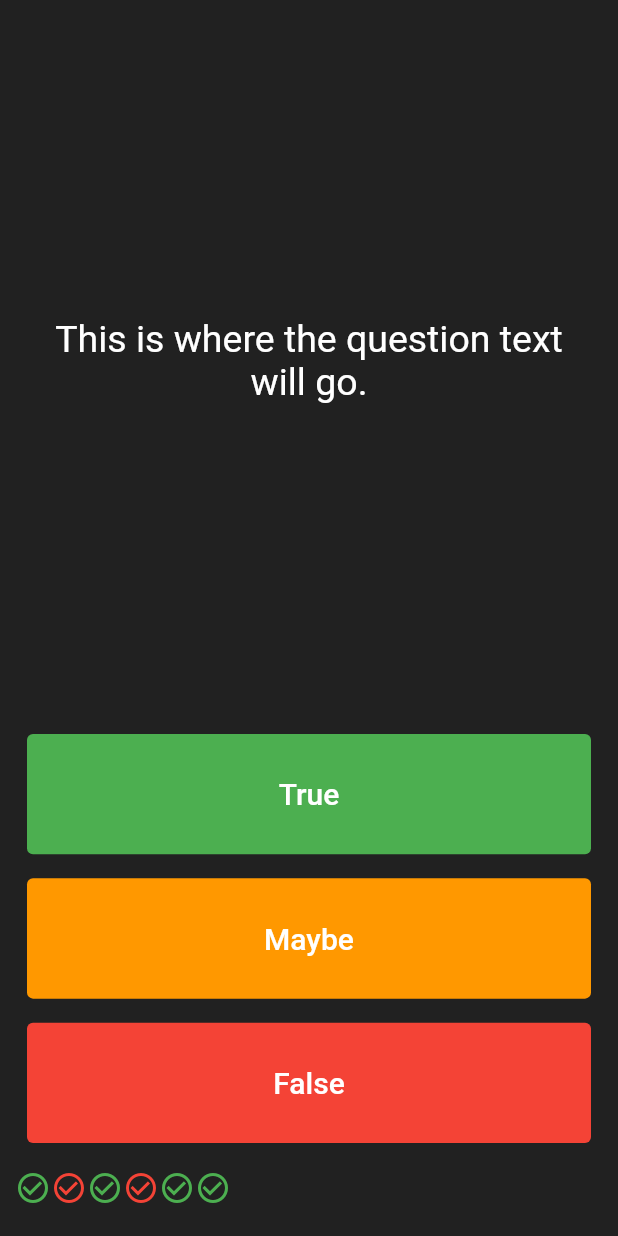
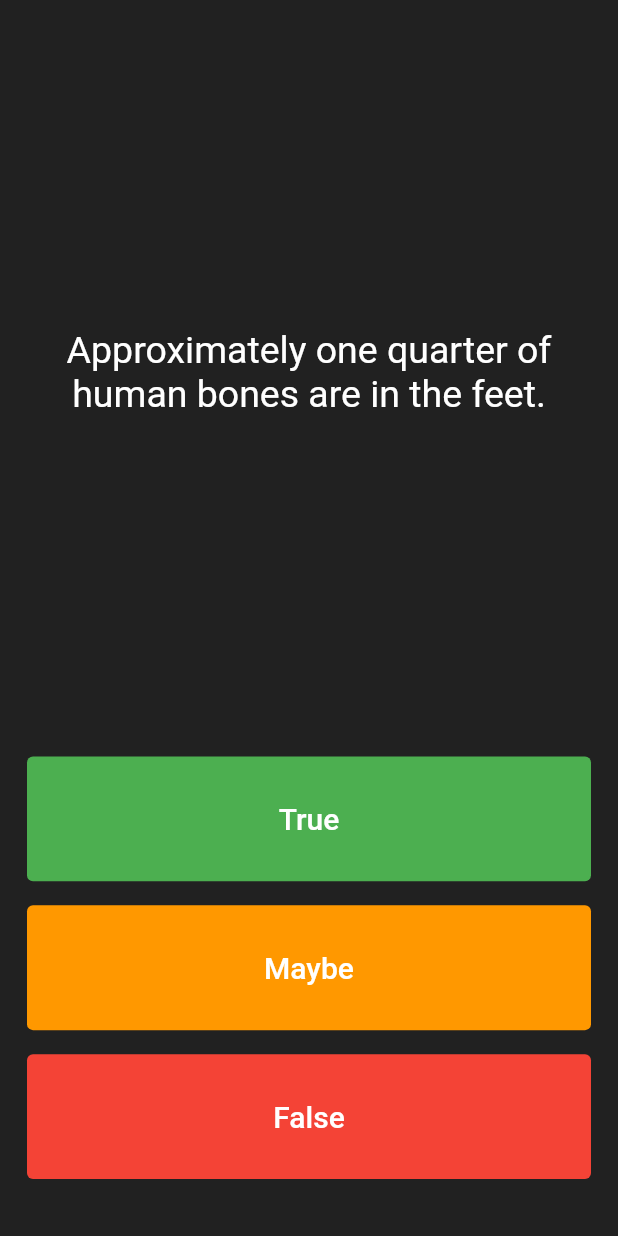
Before and after one commit to nixx49/quiz_app, a Flutter app: the screen it shows after launch, after a tap on "True", on a phone screen of 412 x 824 dp. Run offline on Flutter 3.47's test engine with Material 2 defaults, Android fonts, the phone set to English and light mode, and no system bars.

Commit message:
Display the Question Using Array as List
In this step, I use rich text widget to call the array indexes.

```diff
--- a/lib/main.dart
+++ b/lib/main.dart
@@ -30,27 +30,19 @@ class QuizPage extends StatefulWidget {
 
 class _QuizPageState extends State<QuizPage> {
   List<Icon> scoreKeeper = [
-    const Icon(
-      Icons.check_circle_outline,
-      color: Colors.green,
-    ),
-    const Icon(
-      Icons.check_circle_outline,
-      color: Colors.red,
-    ),
-    const Icon(
-      Icons.check_circle_outline,
-      color: Colors.green,
-    ),
-    const Icon(
-      Icons.check_circle_outline,
-      color: Colors.red,
-    ),
-    const Icon(
-      Icons.check_circle_outline,
-      color: Colors.green,
-    ),
+    // const Icon(
+    //   Icons.check_circle_outline,
+    //   color: Colors.green,
+    // ),
   ];
+
+  List<String> questions = [
+    'You can lead a cow down stairs but not up stairs.',
+    'Approximately one quarter of human bones are in the feet.',
+    'A slug\'s blood is green.',
+  ];
+
+  int questionNumber = 0;
 
   @override
   Widget build(BuildContext context) {
@@ -58,20 +50,36 @@ class _QuizPageState extends State<QuizPage> {
       mainAxisAlignment: MainAxisAlignment.spaceBetween,
       crossAxisAlignment: CrossAxisAlignment.stretch,
       children: <Widget>[
-        const Expanded(
+        // questionDisplay(),
+        Expanded(
           flex: 5,
           child: Padding(
-            padding: EdgeInsets.all(10.0),
+            padding: const EdgeInsets.all(10.0),
             child: Center(
-              child: Text(
-                'This is where the question text will go.',
-                textAlign: TextAlign.center,
-                style: TextStyle(
-                  fontSize: 25.0,
-                  color: Colors.white,
-                ),
-              ),
+              child: Text.rich(
+                  textAlign: TextAlign.center,
+                  TextSpan(
+                    children: <TextSpan>[
+                      TextSpan(
+                        text: questions[questionNumber],
+                        style: const TextStyle(
+                          fontSize: 25,
+                          color: Colors.white,
+                        ),
+                      ),
+                    ],
+                  )),
             ),
+            // questions[questionNumber],
+            // child: Text(
+            //   'This is where the question text will go.',
+            //   textAlign: TextAlign.center,
+            //   style: TextStyle(
+            //     fontSize: 25.0,
+            //     color: Colors.white,
+            //   ),
+            // ),
+            // ),
           ),
         ),
 
@@ -84,10 +92,11 @@ class _QuizPageState extends State<QuizPage> {
               onPressed: () {
                 //The user picked true.
                 setState(() {
-                  scoreKeeper.add(const Icon(
-                    Icons.check_circle_outline,
-                    color: Colors.green,
-                  ));
+                  // scoreKeeper.add(const Icon(
+                  //   Icons.check_circle_outline,
+                  //   color: Colors.green,
+                  // ));
+                  questionNumber++;
                 });
               },
               child: const Text(
@@ -108,7 +117,10 @@ class _QuizPageState extends State<QuizPage> {
               style: ButtonStyle(
                   backgroundColor: MaterialStateProperty.all(Colors.orange)),
               onPressed: () {
-                //The user picked false.
+                setState(() {
+                  questionNumber++;
+                });
+                //The user picked maybe.
               },
               child: const Text(
                 'Maybe',
@@ -128,6 +140,9 @@ class _QuizPageState extends State<QuizPage> {
               style: ButtonStyle(
                   backgroundColor: MaterialStateProperty.all(Colors.red)),
               onPressed: () {
+                setState(() {
+                  questionNumber++;
+                });
                 //The user picked false.
               },
               child: const Text(
@@ -155,6 +170,16 @@ class _QuizPageState extends State<QuizPage> {
       ],
     );
   }
+
+//   questionDisplay() {
+//     Text.rich(TextSpan(
+//       children: <TextSpan>[
+//         TextSpan(
+//           text: questions[questionNumber], style: const TextStyle(fontSize: 25,color: Colors.white),
+//         ),
+//       ],
+//     ));
+//   }
 }
 
 /*
```
